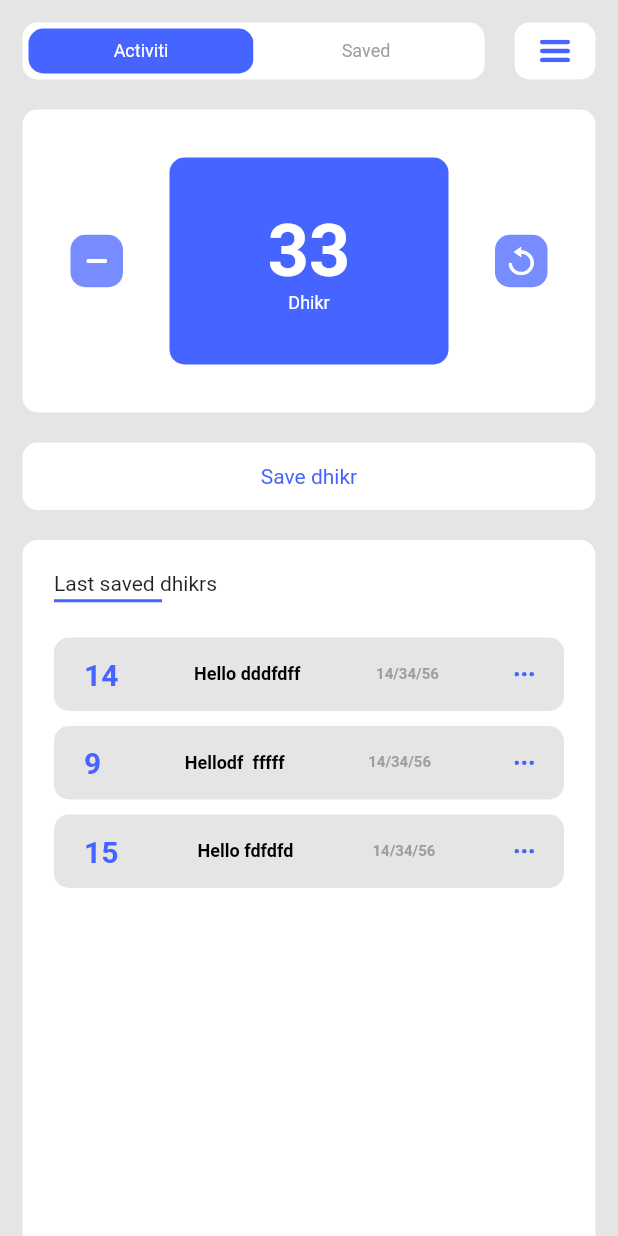
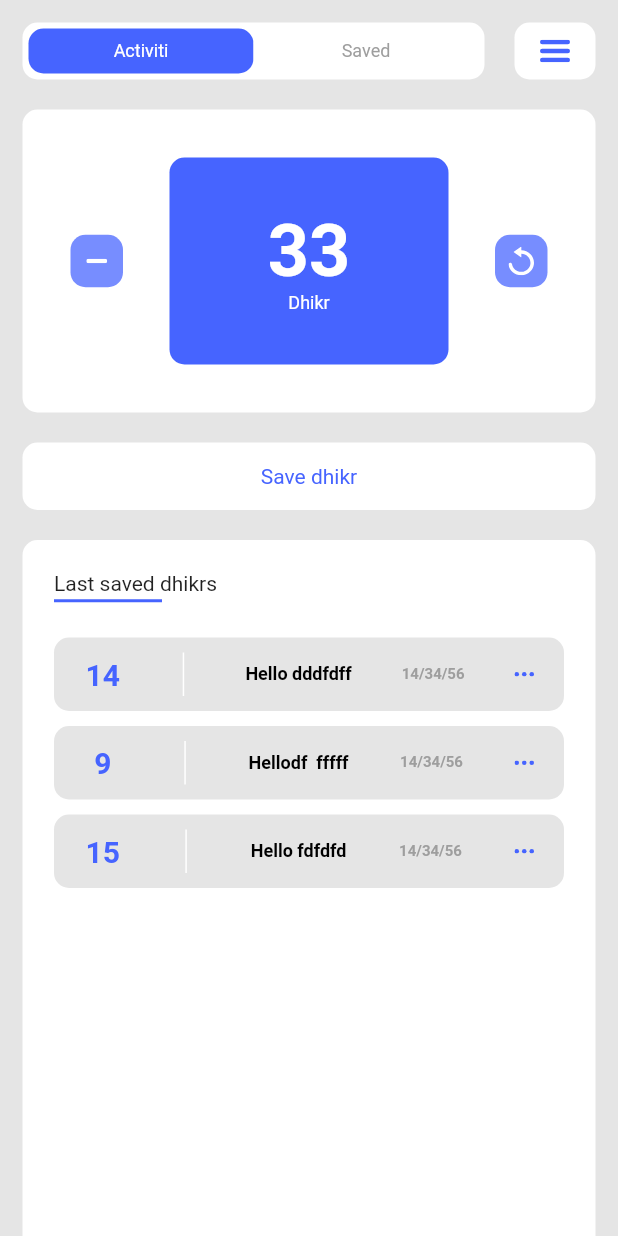
Before and after one commit to evgeniyburovik/tasbeeh, a Flutter app: the screen it shows after launch, on a phone screen of 412 x 824 dp. Run offline on Flutter 3.47's test engine with Material 2 defaults, Android fonts, the phone set to English and light mode, and no system bars; our stand-ins replace flutter_svg; Roboto replaces fonts that are missing (Gilroy).

Commit message:
add vertical devaider

```diff
--- a/lib/components/dhikrtile.dart
+++ b/lib/components/dhikrtile.dart
@@ -27,13 +27,24 @@ class DhikrTile extends StatelessWidget {
       child: Row(
         mainAxisAlignment: MainAxisAlignment.spaceBetween,
         children: [
-          Text(
-            sumDhikr,
-            style: TextStyle(
-              color: deepBlueButtonColor,
-              fontSize: 20,
-              fontWeight: FontWeight.bold,
+          Container(
+            width: 25,
+            child: Center(
+              child: Text(
+                sumDhikr,
+                style: TextStyle(
+                  color: deepBlueButtonColor,
+                  fontSize: 20,
+                  fontWeight: FontWeight.bold,
+                ),
+              ),
             ),
+          ),
+          VerticalDivider(
+            thickness: 1,
+            indent: 10,
+            endIndent: 10,
+            color: whiteColor,
           ),
           Text(
             nameDhikr,
```
